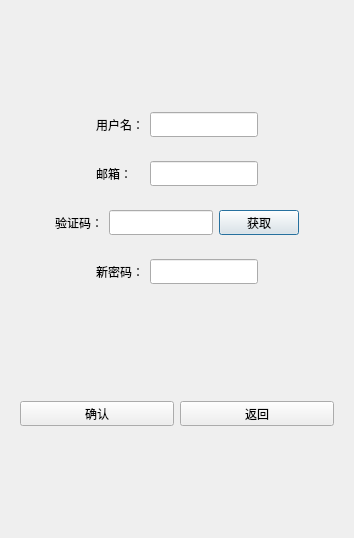
This is client/llfcchat/resetdialog.ui in xiegd/chat as Qt 5 draws it before an edit. The edited form follows.
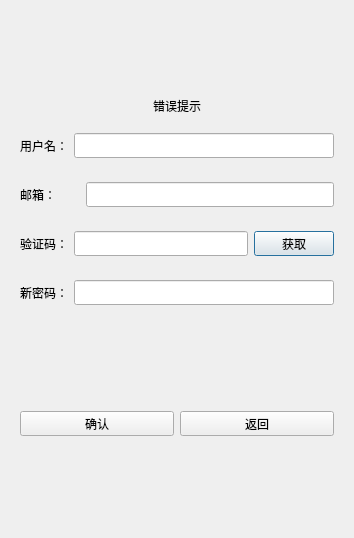
This is the edited form.

Commit message: 提交重置界面布局和切换

The edit to the form file:
```diff
--- a/client/llfcchat/resetdialog.ui
+++ b/client/llfcchat/resetdialog.ui
@@ -27,22 +27,31 @@
      </property>
     </spacer>
    </item>
+   <item>
+    <widget class="QLabel" name="err_tip">
+     <property name="minimumSize">
+      <size>
+       <width>0</width>
+       <height>25</height>
+      </size>
+     </property>
+     <property name="maximumSize">
+      <size>
+       <width>16777215</width>
+       <height>25</height>
+      </size>
+     </property>
+     <property name="text">
+      <string>错误提示</string>
+     </property>
+     <property name="alignment">
+      <set>Qt::AlignCenter</set>
+     </property>
+    </widget>
+   </item>
    <item>
     <widget class="QWidget" name="widget" native="true">
      <layout class="QHBoxLayout" name="horizontalLayout">
-      <item>
-       <spacer name="horizontalSpacer">
-        <property name="orientation">
-         <enum>Qt::Horizontal</enum>
-        </property>
-        <property name="sizeHint" stdset="0">
-         <size>
-          <width>40</width>
-          <height>20</height>
-         </size>
-        </property>
-       </spacer>
-      </item>
       <item>
        <widget class="QLabel" name="user_lb">
         <property name="minimumSize">
@@ -78,50 +87,24 @@
         </property>
        </widget>
       </item>
-      <item>
-       <spacer name="horizontalSpacer_2">
-        <property name="orientation">
-         <enum>Qt::Horizontal</enum>
-        </property>
-        <property name="sizeHint" stdset="0">
-         <size>
-          <width>40</width>
-          <height>20</height>
-         </size>
-        </property>
-       </spacer>
-      </item>
      </layout>
     </widget>
    </item>
    <item>
     <widget class="QWidget" name="widget_2" native="true">
      <layout class="QHBoxLayout" name="horizontalLayout_2">
-      <item>
-       <spacer name="horizontalSpacer_3">
-        <property name="orientation">
-         <enum>Qt::Horizontal</enum>
-        </property>
-        <property name="sizeHint" stdset="0">
-         <size>
-          <width>40</width>
-          <height>20</height>
-         </size>
-        </property>
-       </spacer>
-      </item>
       <item>
        <widget class="QLabel" name="email_lb">
         <property name="minimumSize">
          <size>
-          <width>48</width>
+          <width>60</width>
           <height>25</height>
          </size>
         </property>
         <property name="maximumSize">
          <size>
-          <width>16777215</width>
-          <height>48</height>
+          <width>60</width>
+          <height>25</height>
          </size>
         </property>
         <property name="text">
@@ -145,38 +128,12 @@
         </property>
        </widget>
       </item>
-      <item>
-       <spacer name="horizontalSpacer_4">
-        <property name="orientation">
-         <enum>Qt::Horizontal</enum>
-        </property>
-        <property name="sizeHint" stdset="0">
-         <size>
-          <width>40</width>
-          <height>20</height>
-         </size>
-        </property>
-       </spacer>
-      </item>
      </layout>
     </widget>
    </item>
    <item>
     <widget class="QWidget" name="widget_3" native="true">
      <layout class="QHBoxLayout" name="horizontalLayout_3">
-      <item>
-       <spacer name="horizontalSpacer_5">
-        <property name="orientation">
-         <enum>Qt::Horizontal</enum>
-        </property>
-        <property name="sizeHint" stdset="0">
-         <size>
-          <width>40</width>
-          <height>20</height>
-         </size>
-        </property>
-       </spacer>
-      </item>
       <item>
        <widget class="QLabel" name="varify_lb">
         <property name="minimumSize">
@@ -231,38 +188,12 @@
         </property>
        </widget>
       </item>
-      <item>
-       <spacer name="horizontalSpacer_6">
-        <property name="orientation">
-         <enum>Qt::Horizontal</enum>
-        </property>
-        <property name="sizeHint" stdset="0">
-         <size>
-          <width>40</width>
-          <height>20</height>
-         </size>
-        </property>
-       </spacer>
-      </item>
      </layout>
     </widget>
    </item>
    <item>
     <widget class="QWidget" name="widget_4" native="true">
      <layout class="QHBoxLayout" name="horizontalLayout_4">
-      <item>
-       <spacer name="horizontalSpacer_7">
-        <property name="orientation">
-         <enum>Qt::Horizontal</enum>
-        </property>
-        <property name="sizeHint" stdset="0">
-         <size>
-          <width>40</width>
-          <height>20</height>
-         </size>
-        </property>
-       </spacer>
-      </item>
       <item>
        <widget class="QLabel" name="pwd_lb">
         <property name="minimumSize">
@@ -298,19 +229,6 @@
         </property>
        </widget>
       </item>
-      <item>
-       <spacer name="horizontalSpacer_8">
-        <property name="orientation">
-         <enum>Qt::Horizontal</enum>
-        </property>
-        <property name="sizeHint" stdset="0">
-         <size>
-          <width>40</width>
-          <height>20</height>
-         </size>
-        </property>
-       </spacer>
-      </item>
      </layout>
     </widget>
    </item>
```
The commit also changes 7 other files.
